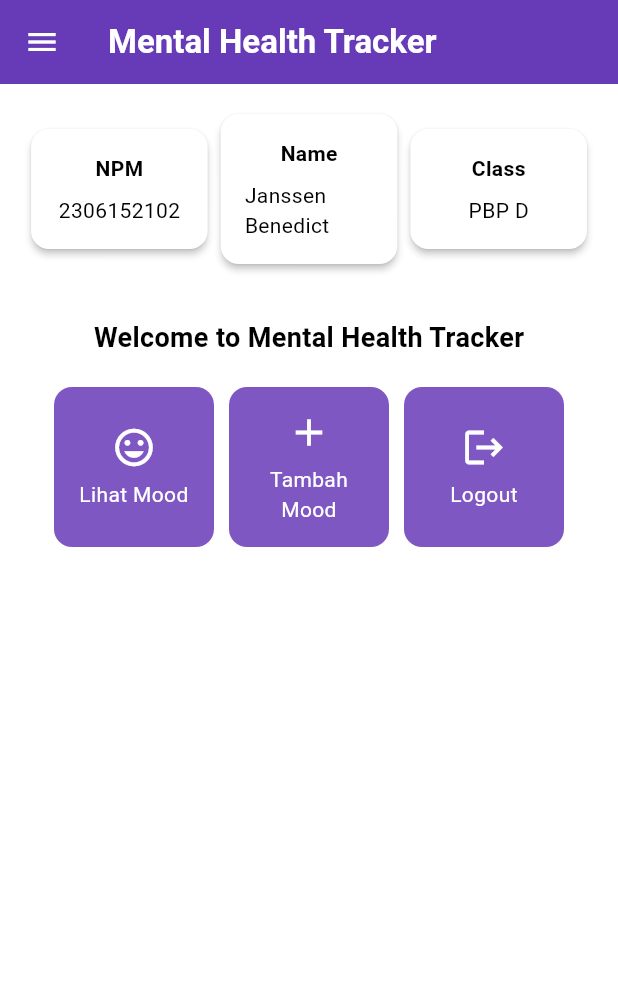
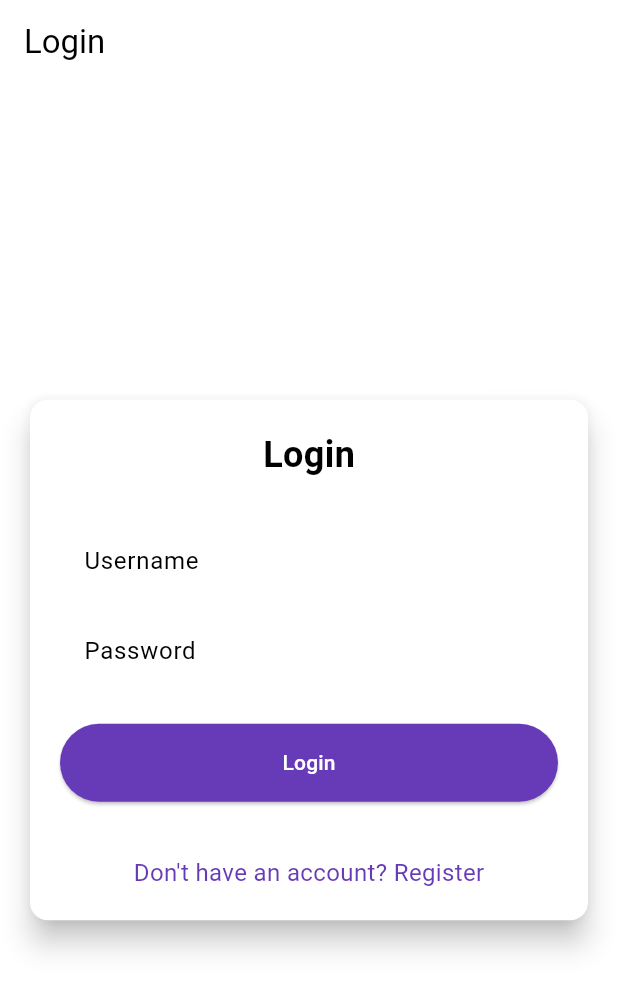
Before and after one commit to JanssenBenedict/mental-health-tracker-mobile, a Flutter app: the screen it shows after launch, on a phone screen of 412 x 824 dp. Shown: the top 991 px of the screen. Run offline on Flutter 3.47's test engine with Material 3 defaults, Android fonts, the phone set to English and light mode, and no system bars; missing offline and left inert: pbp_django_auth.

Commit message:
Tutorial 8 Selesai

```diff
--- a/lib/main.dart
+++ b/lib/main.dart
@@ -1,5 +1,7 @@
 import 'package:flutter/material.dart';
-import 'package:mental_health_tracker/screens/menu.dart';
+import 'package:mental_health_tracker/screens/login.dart';
+import 'package:pbp_django_auth/pbp_django_auth.dart';
+import 'package:provider/provider.dart';
 
 void main() {
   runApp(const MyApp());
@@ -11,30 +13,21 @@ class MyApp extends StatelessWidget {
   // This widget is the root of your application.
   @override
   Widget build(BuildContext context) {
-    return MaterialApp(
-      title: 'Flutter Demo',
-      theme: ThemeData(
-        // This is the theme of your application.
-        //
-        // TRY THIS: Try running your application with "flutter run". You'll see
-        // the application has a purple toolbar. Then, without quitting the app,
-        // try changing the seedColor in the colorScheme below to Colors.green
-        // and then invoke "hot reload" (save your changes or press the "hot
-        // reload" button in a Flutter-supported IDE, or press "r" if you used
-        // the command line to start the app).
-        //
-        // Notice that the counter didn't reset back to zero; the application
-        // state is not lost during the reload. To reset the state, use hot
-        // restart instead.
-        //
-        // This works for code too, not just values: Most code changes can be
-        // tested with just a hot reload.
-        colorScheme: ColorScheme.fromSwatch(
-              primarySwatch: Colors.deepPurple,
-        ).copyWith(secondary: Colors.deepPurple[400]),
-        useMaterial3: true,
+    return Provider(
+      create: (_) {
+        CookieRequest request = CookieRequest();
+        return request;
+      },
+      child: MaterialApp(
+        title: 'Mental Health Tracker',
+        theme: ThemeData(
+          useMaterial3: true,
+          colorScheme: ColorScheme.fromSwatch(
+            primarySwatch: Colors.deepPurple,
+          ).copyWith(secondary: Colors.deepPurple[400]),
+        ),
+        home: const LoginPage(),
       ),
-      home: MyHomePage(),
     );
   }
 }
--- /dev/null
+++ b/lib/screens/login.dart
@@ -0,0 +1,178 @@
+import 'package:mental_health_tracker/screens/menu.dart';
+import 'package:flutter/material.dart';
+import 'package:pbp_django_auth/pbp_django_auth.dart';
+import 'package:provider/provider.dart';
+import 'package:mental_health_tracker/screens/register.dart';
+
+void main() {
+  runApp(const LoginApp());
+}
+
+class LoginApp extends StatelessWidget {
+  const LoginApp({super.key});
+
+  @override
+  Widget build(BuildContext context) {
+    return MaterialApp(
+      title: 'Login',
+      theme: ThemeData(
+        useMaterial3: true,
+        colorScheme: ColorScheme.fromSwatch(
+          primarySwatch: Colors.deepPurple,
+        ).copyWith(secondary: Colors.deepPurple[400]),
+      ),
+      home: const LoginPage(),
+    );
+  }
+}
+
+class LoginPage extends StatefulWidget {
+  const LoginPage({super.key});
+
+  @override
+  State<LoginPage> createState() => _LoginPageState();
+}
+
+class _LoginPageState extends State<LoginPage> {
+  final TextEditingController _usernameController = TextEditingController();
+  final TextEditingController _passwordController = TextEditingController();
+
+  @override
+  Widget build(BuildContext context) {
+    final request = context.watch<CookieRequest>();
+
+    return Scaffold(
+      appBar: AppBar(
+        title: const Text('Login'),
+      ),
+      body: Center(
+        child: SingleChildScrollView(
+          padding: const EdgeInsets.all(16.0),
+          child: Card(
+            elevation: 8,
+            shape: RoundedRectangleBorder(
+              borderRadius: BorderRadius.circular(12.0),
+            ),
+            child: Padding(
+              padding: const EdgeInsets.all(20.0),
+              child: Column(
+                mainAxisSize: MainAxisSize.min,
+                children: [
+                  const Text(
+                    'Login',
+                    style: TextStyle(
+                      fontSize: 24.0,
+                      fontWeight: FontWeight.bold,
+                    ),
+                  ),
+                  const SizedBox(height: 30.0),
+                  TextField(
+                    controller: _usernameController,
+                    decoration: const InputDecoration(
+                      labelText: 'Username',
+                      hintText: 'Enter your username',
+                      border: OutlineInputBorder(
+                        borderRadius: BorderRadius.all(Radius.circular(12.0)),
+                      ),
+                      contentPadding:
+                          EdgeInsets.symmetric(horizontal: 12.0, vertical: 8.0),
+                    ),
+                  ),
+                  const SizedBox(height: 12.0),
+                  TextField(
+                    controller: _passwordController,
+                    decoration: const InputDecoration(
+                      labelText: 'Password',
+                      hintText: 'Enter your password',
+                      border: OutlineInputBorder(
+                        borderRadius: BorderRadius.all(Radius.circular(12.0)),
+                      ),
+                      contentPadding:
+                          EdgeInsets.symmetric(horizontal: 12.0, vertical: 8.0),
+                    ),
+                    obscureText: true,
+                  ),
+                  const SizedBox(height: 24.0),
+                  ElevatedButton(
+                    onPressed: () async {
+                      String username = _usernameController.text;
+                      String password = _passwordController.text;
+
+                      // Cek kredensial
+                      final response = await request
+                          .login("http://localhost:8000/auth/login/", {
+                        'username': username,
+                        'password': password,
+                      });
+
+                      if (request.loggedIn) {
+                        String message = response['message'];
+                        String uname = response['username'];
+                        if (context.mounted) {
+                          Navigator.pushReplacement(
+                            context,
+                            MaterialPageRoute(
+                                builder: (context) => MyHomePage()),
+                          );
+                          ScaffoldMessenger.of(context)
+                            ..hideCurrentSnackBar()
+                            ..showSnackBar(
+                              SnackBar(
+                                  content:
+                                      Text("$message Selamat datang, $uname.")),
+                            );
+                        }
+                      } else {
+                        if (context.mounted) {
+                          showDialog(
+                            context: context,
+                            builder: (context) => AlertDialog(
+                              title: const Text('Login Gagal'),
+                              content: Text(response['message']),
+                              actions: [
+                                TextButton(
+                                  child: const Text('OK'),
+                                  onPressed: () {
+                                    Navigator.pop(context);
+                                  },
+                                ),
+                              ],
+                            ),
+                          );
+                        }
+                      }
+                    },
+                    style: ElevatedButton.styleFrom(
+                      foregroundColor: Colors.white,
+                      minimumSize: const Size(double.infinity, 50),
+                      backgroundColor: Theme.of(context).colorScheme.primary,
+                      padding: const EdgeInsets.symmetric(vertical: 16.0),
+                    ),
+                    child: const Text('Login'),
+                  ),
+                  const SizedBox(height: 36.0),
+                  GestureDetector(
+                    onTap: () {
+                      Navigator.push(
+                        context,
+                        MaterialPageRoute(
+                            builder: (context) => const RegisterPage()),
+                      );
+                    },
+                    child: Text(
+                      'Don\'t have an account? Register',
+                      style: TextStyle(
+                        color: Theme.of(context).colorScheme.primary,
+                        fontSize: 16.0,
+                      ),
+                    ),
+                  ),
+                ],
+              ),
+            ),
+          ),
+        ),
+      ),
+    );
+  }
+}
--- a/pubspec.yaml
+++ b/pubspec.yaml
@@ -35,6 +35,9 @@ dependencies:
   # The following adds the Cupertino Icons font to your application.
   # Use with the CupertinoIcons class for iOS style icons.
   cupertino_icons: ^1.0.8
+  provider: ^6.1.2
+  pbp_django_auth: ^0.4.0
+  http: ^1.2.2
 
 dev_dependencies:
   flutter_test:
```
Also changed, not shown: lib/models/mood_entry.dart (added, +65 -0 lines), lib/screens/list_moodentry.dart (added, +90 -0 lines), lib/screens/moodentry_form.dart (+34 -29 lines), lib/screens/register.dart (added, +163 -0 lines), lib/widgets/left_drawer.dart (+12 -0 lines), lib/widgets/mood_card.dart (+35 -1 lines), pubspec.lock, 2 other files.
